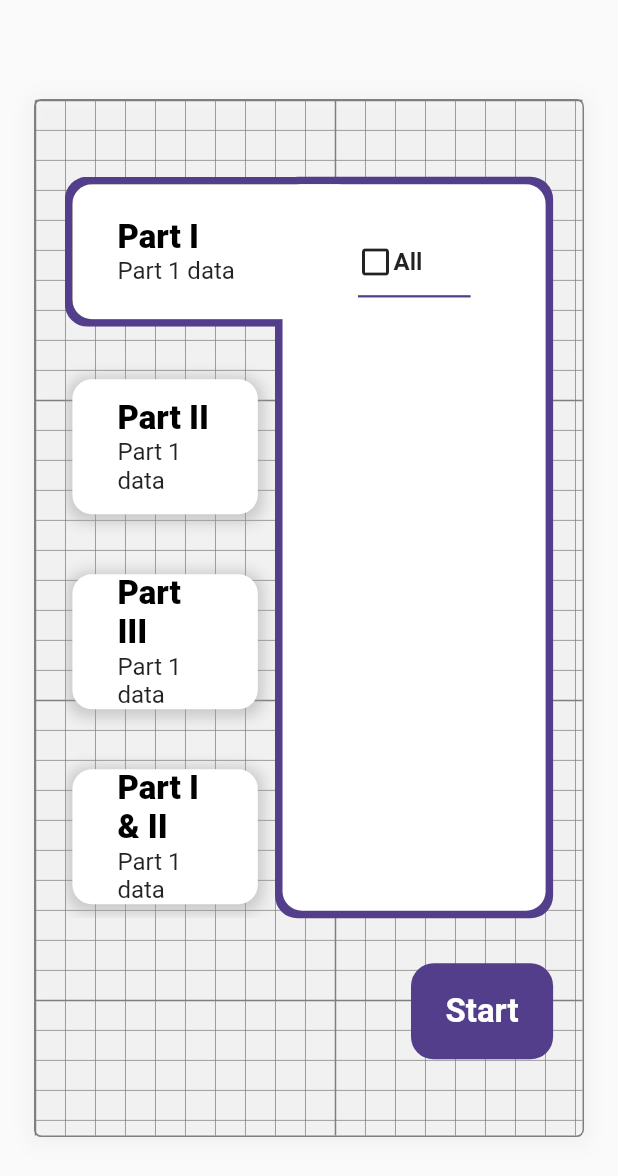
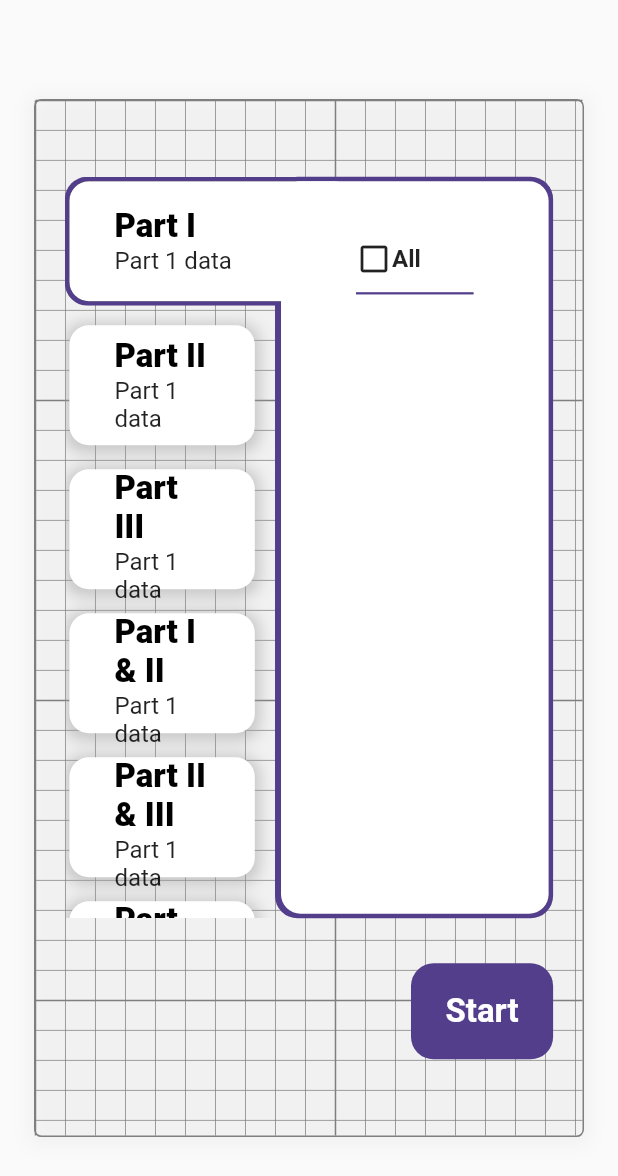
Before and after one commit to NguyenLuan1010/Icorrect_PC_new, a Flutter app: the PracticeScreen widget shown alone on an empty page, opened directly, on a phone screen of 412 x 824 dp. Shown: the top 1176 px of the screen. Run offline on Flutter 3.47's test engine with Material 2 defaults, Android fonts, the light colour scheme and no system bars; our stand-ins replace audioplayers, device_info_plus, dio, flutter_breadcrumb, package_info_plus, permission_handler and 2 more; missing offline and left inert: fdottedline_nullsafety, record, video_player_win, window_manager; accounts and stored records are empty; network calls fail.

Commit message:
update ui practice_screen.dart

```diff
--- a/lib/src/views/screens/home/practice_screen.dart
+++ b/lib/src/views/screens/home/practice_screen.dart
@@ -68,7 +68,6 @@ class _PracticeScreenState extends State<PracticeScreen> {
           vertical: Utils.instance().getDevicesHeight(context) * 0.03,
         ),
         child: Center(
-          child: Expanded(
           child: Stack(
             children: [
               Container(
@@ -85,10 +84,7 @@ class _PracticeScreenState extends State<PracticeScreen> {
                       color: Colors.grey.withOpacity(0.1),
                       spreadRadius: 3,
                       blurRadius: 10,
-                        offset: const Offset(
-                          0,
-                          2,
-                        ), // changes position of shadow
+                      offset: const Offset(0, 2),
                     ),
                   ],
                 ),
@@ -103,8 +99,7 @@ class _PracticeScreenState extends State<PracticeScreen> {
               ),
               Padding(
                 padding: EdgeInsets.symmetric(
-                    horizontal:
-                        Utils.instance().getDevicesWidth(context) * 0.05,
+                  horizontal: Utils.instance().getDevicesWidth(context) * 0.05,
                   vertical: Utils.instance().getDevicesHeight(context) * 0.03,
                 ),
                 child: Column(
@@ -112,20 +107,16 @@ class _PracticeScreenState extends State<PracticeScreen> {
                   crossAxisAlignment: CrossAxisAlignment.end,
                   children: [
                     SizedBox(
-                        height:
-                            Utils.instance().getDevicesHeight(context) * 0.6,
+                      height: Utils.instance().getDevicesHeight(context) * 0.6,
                       child: Stack(
                         alignment: Alignment.topCenter,
                         children: [
-                            Expanded(
-                              child: _buildTopicBackground(),
-                            ),
-                            Expanded(
-                              child: SizedBox(
-                                height:
-                                    Utils.instance().getDevicesHeight(context) *
+                          _buildTopicBackground(),
+                          SizedBox(
+                            height: Utils.instance().getDevicesHeight(context) *
                                 0.8,
                             child: ListView(
+                              // physics: const NeverScrollableScrollPhysics(),
                               children: [
                                 _buildPartItem(
                                   title: 'Part I',
@@ -154,10 +145,7 @@ class _PracticeScreenState extends State<PracticeScreen> {
                               ],
                             ),
                           ),
-                            ),
-                            Expanded(
-                              child: _buildTopicPanel(),
-                            ),
+                          _buildTopicPanel(),
                         ],
                       ),
                     ),
@@ -172,7 +160,6 @@ class _PracticeScreenState extends State<PracticeScreen> {
           ),
         ),
       ),
-      ),
     );
   }
 
@@ -184,7 +171,7 @@ class _PracticeScreenState extends State<PracticeScreen> {
         });
       },
       child: Padding(
-        padding: const EdgeInsets.only(bottom: 30),
+        padding: const EdgeInsets.only(bottom: 10),
         child: Stack(
           children: [
             _buildPartItemBackground(title: title),
@@ -192,12 +179,12 @@ class _PracticeScreenState extends State<PracticeScreen> {
               mainAxisSize: MainAxisSize.max,
               children: [
                 Padding(
-                  padding: const EdgeInsets.all(5),
+                  padding: const EdgeInsets.all(3),
                   child: Container(
                     width: partFocused == title
                         ? Utils.instance().getDevicesWidth(context) * 0.46
                         : Utils.instance().getDevicesWidth(context) * 0.30,
-                    height: 90,
+                    height: 80,
                     decoration: BoxDecoration(
                       color: AppColors.defaultWhiteColor,
                       borderRadius: BorderRadius.circular(13),
@@ -208,10 +195,7 @@ class _PracticeScreenState extends State<PracticeScreen> {
                                 color: Colors.grey.withOpacity(0.5),
                                 spreadRadius: 3,
                                 blurRadius: 8,
-                                offset: const Offset(
-                                  0,
-                                  2,
-                                ), // changes position of shadow
+                                offset: const Offset(0, 2),
                               ),
                       ],
                     ),
@@ -251,9 +235,9 @@ class _PracticeScreenState extends State<PracticeScreen> {
       mainAxisAlignment: MainAxisAlignment.end,
       children: [
         Padding(
-          padding: const EdgeInsets.all(5),
+          padding: const EdgeInsets.all(3),
           child: Container(
-            width: Utils.instance().getDevicesWidth(context) * 0.45 - 10,
+            width: Utils.instance().getDevicesWidth(context) * 0.45 - 7,
             decoration: BoxDecoration(
               borderRadius: BorderRadius.circular(13),
               color: AppColors.defaultWhiteColor,
@@ -351,8 +335,7 @@ class _PracticeScreenState extends State<PracticeScreen> {
             checkedTopics.contains(topic)
                 ? const Icon(Icons.check_box_outlined)
                 : const Icon(Icons.check_box_outline_blank),
-            Expanded(
-              child: Text(
+            Text(
               topic,
               style: const TextStyle(
                 fontSize: 16,
@@ -361,7 +344,6 @@ class _PracticeScreenState extends State<PracticeScreen> {
               overflow: TextOverflow.clip,
               maxLines: 2,
               softWrap: true,
-              ),
             ),
           ],
         ),
@@ -380,7 +362,7 @@ class _PracticeScreenState extends State<PracticeScreen> {
           ),
           child: Container(
             width: Utils.instance().getDevicesWidth(context) * 0.45,
-            height: 100,
+            height: 86,
             color: partFocused == title
                 ? AppColors.defaultPurpleColor
                 : Colors.transparent,
```
Lines whose indentation alone changed are shown as unchanged.
